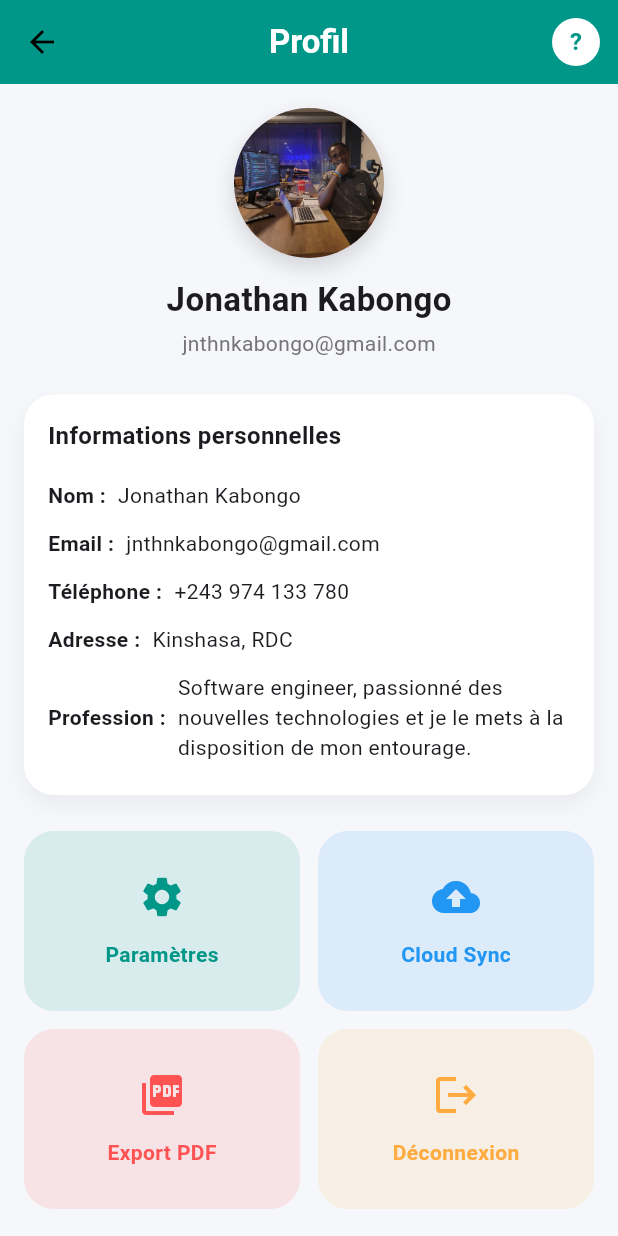
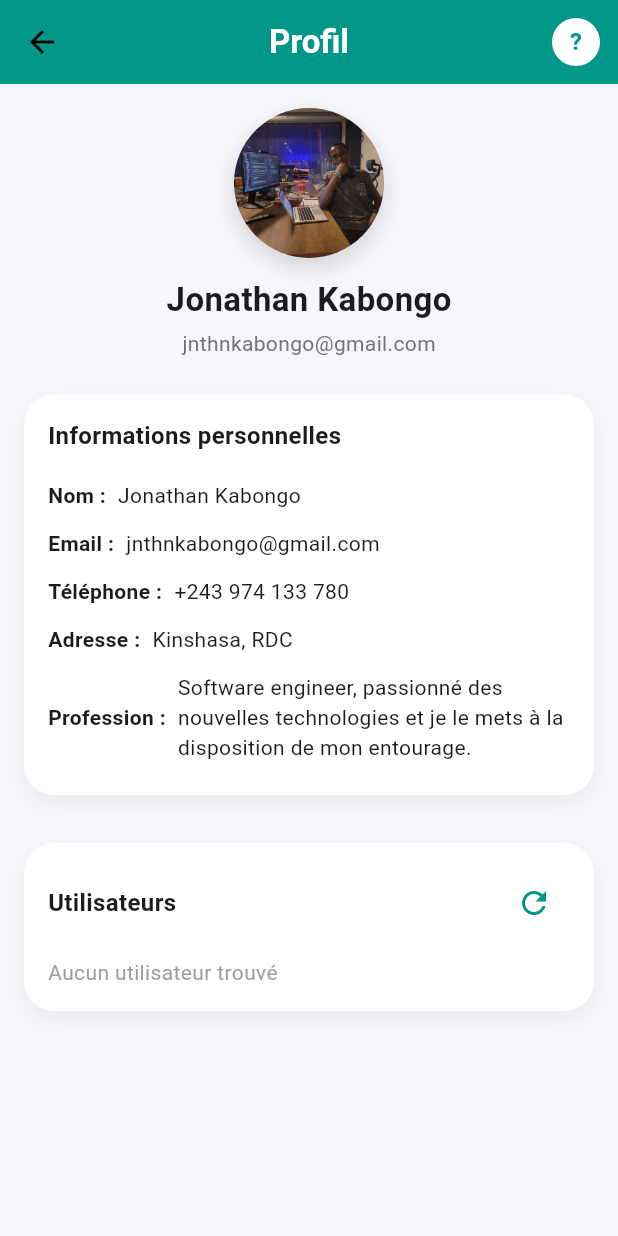
Before and after one commit to jnthnkabongo/Mon-portefeuille-, a Flutter app: the ProfilePage screen opened directly, on a phone screen of 412 x 824 dp. Run offline on Flutter 3.47's test engine with Material 3 defaults, Android fonts, the phone set to English and light mode, and no system bars; our stand-ins replace fl_chart, image_picker, local_auth, shared_preferences, sqflite; accounts and stored records are empty.

Commit message:
Derniere modification

```diff
--- a/portefeuille/lib/pages/profile_page.dart
+++ b/portefeuille/lib/pages/profile_page.dart
@@ -155,47 +155,7 @@ class _ProfilePageState extends State<ProfilePage> {
   }
 
   Widget _buildActionCards() {
-    return Column(
-      children: [
-        Row(
-          children: [
-            _ActionCard(
-              icon: Icons.settings,
-              label: "Paramètres",
-              color: Colors.teal,
-              onTap: () {},
-            ),
-            const SizedBox(width: 12),
-            _ActionCard(
-              icon: Icons.cloud_upload,
-              label: "Cloud Sync",
-              color: Colors.blue,
-              onTap: () {},
-            ),
-          ],
-        ),
-        const SizedBox(height: 12),
-        Row(
-          children: [
-            _ActionCard(
-              icon: Icons.picture_as_pdf,
-              label: "Export PDF",
-              color: Colors.redAccent,
-              onTap: () {},
-            ),
-            const SizedBox(width: 12),
-            _ActionCard(
-              icon: Icons.logout,
-              label: "Déconnexion",
-              color: Colors.orangeAccent,
-              onTap: logout,
-            ),
-          ],
-        ),
-        const SizedBox(height: 24),
-        _buildUsersSection(),
-      ],
-    );
+    return Column(children: [const SizedBox(height: 8), _buildUsersSection()]);
   }
 
   Widget _buildUsersSection() {
```
Also changed, not shown: portefeuille/lib/pages/settings_page.dart (+38 -0 lines).
